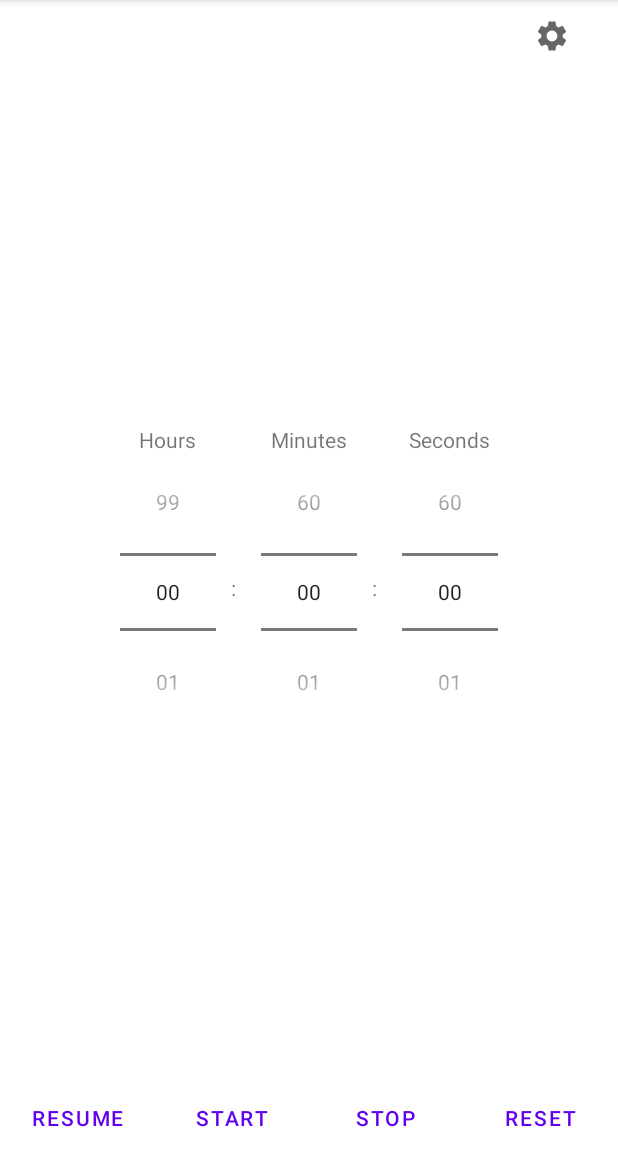
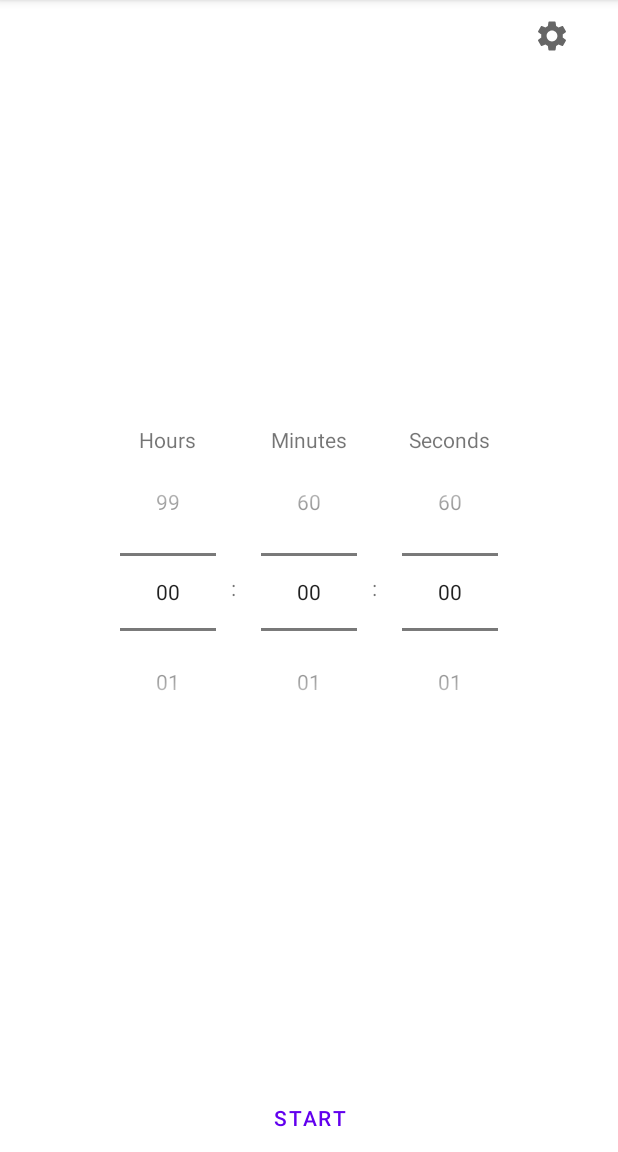
Before and after one commit to VongolaTeong/RandomSongTimer, an Android app: the screen it shows after launch (MainActivity), on a phone screen of 412 x 824 dp, the part 84-1236 px from its top. Run offline under Robolectric (Android 15) with nearby library versions, the phone set to English and light mode, and no system bars.

```diff
--- a/app/src/main/java/com/example/timer/MainActivity.kt
+++ b/app/src/main/java/com/example/timer/MainActivity.kt
@@ -3,6 +3,7 @@ package com.example.timer
 import android.os.Bundle
 import android.os.CountDownTimer
 import android.util.Log
+import android.view.View
 import android.widget.Button
 import android.widget.ImageButton
 import android.widget.NumberPicker
@@ -10,21 +11,34 @@ import android.widget.Toast
 import androidx.appcompat.app.AppCompatActivity
 
 class MainActivity : AppCompatActivity() {
+    private val initial: Byte = 0
+    private val start: Byte = 1
+    private val stop: Byte = 2
+    private val finished: Byte = 3
+
+    private var timerState: Byte = initial
+
     private lateinit var numberPickerSeconds: NumberPicker
     private lateinit var numberPickerMinutes: NumberPicker
     private lateinit var numberPickerHours: NumberPicker
     private lateinit var myTimer: CountDownTimer
+
+    private lateinit var resumeButton: Button
+    private lateinit var startButton: Button
+    private lateinit var stopButton: Button
+    private lateinit var resetButton: Button
+    private lateinit var settingButton: ImageButton
 
     override fun onCreate(savedInstanceState: Bundle?) {
         super.onCreate(savedInstanceState)
         setContentView(R.layout.activity_main)
 
         //find view by ID
-        val resumeButton: Button = findViewById(R.id.button_resume_timer)
-        val startButton: Button = findViewById(R.id.button_start_timer)
-        val stopButton: Button = findViewById(R.id.button_stop_timer)
-        val resetButton: Button = findViewById(R.id.button_reset_timer)
-        val settingButton: ImageButton = findViewById(R.id.button_setting)
+        resumeButton = findViewById(R.id.button_resume_timer)
+        startButton = findViewById(R.id.button_start_timer)
+        stopButton = findViewById(R.id.button_stop_timer)
+        resetButton = findViewById(R.id.button_reset_timer)
+        settingButton = findViewById(R.id.button_setting)
         numberPickerSeconds = findViewById(R.id.number_picker_seconds)
         numberPickerMinutes = findViewById(R.id.number_picker_minutes)
         numberPickerHours = findViewById(R.id.number_picker_hours)
@@ -76,7 +90,7 @@ class MainActivity : AppCompatActivity() {
         }
 
         setInputNumbersValues()
-
+        configInitialState()
     }
     //function to get input on time
     private fun setInputNumbersValues() {
@@ -105,4 +119,16 @@ class MainActivity : AppCompatActivity() {
         Log.i("interval", interval.toString())
         return interval
     }
+
+    //functions to show different UI in different states
+    private fun configInitialState() {
+        startButton.visibility = View.VISIBLE
+        stopButton.visibility = View.GONE
+        resumeButton.visibility = View.GONE
+        resetButton.visibility = View.GONE
+        timerState = initial
+        numberPickerSeconds.value = 0
+        numberPickerMinutes.value = 0
+        numberPickerHours.value = 0
+    }
 }
```
